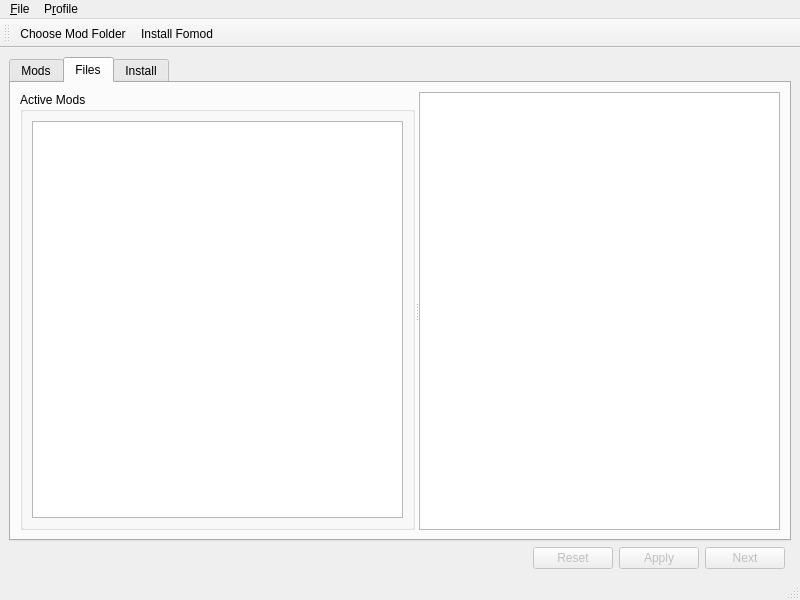
Above: skymodman/qt_interface/qt_manager.ui from Kf4btg/SkyModMan before the change. Below: the same form after it.
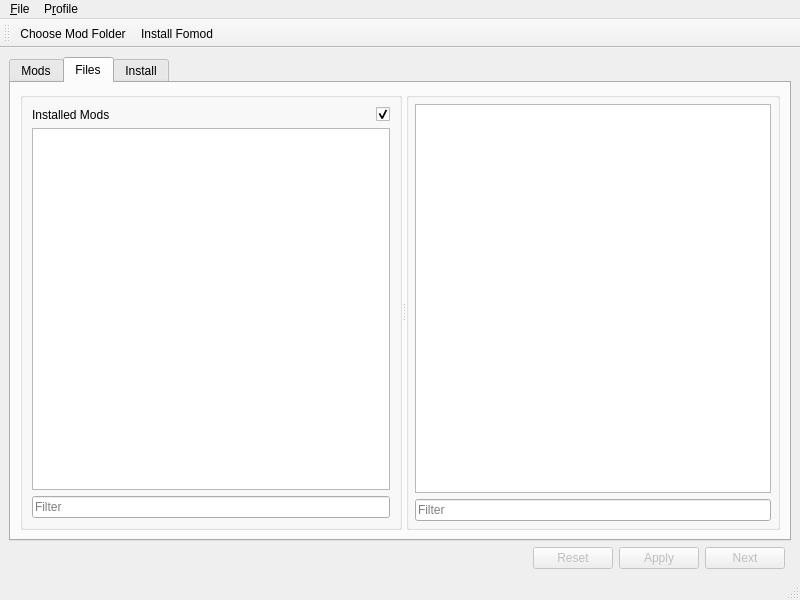
That is the form after the change. The open tabs and pages were chosen to show the change. Icons and pictures are not drawn.

The edit to the form file:
```diff
--- a/skymodman/qt_interface/qt_manager.ui
+++ b/skymodman/qt_interface/qt_manager.ui
@@ -257,11 +257,34 @@
              <height>0</height>
             </size>
            </property>
-           <property name="title">
-            <string>Active Mods</string>
+           <property name="flat">
+            <bool>true</bool>
            </property>
            <layout class="QGridLayout" name="gridLayout_4">
-            <item row="0" column="0">
+            <item row="1" column="1">
+             <widget class="QLabel" name="filetree_listlabel">
+              <property name="text">
+               <string>Installed Mods</string>
+              </property>
+             </widget>
+            </item>
+            <item row="1" column="2">
+             <widget class="QCheckBox" name="checkBox">
+              <property name="toolTip">
+               <string>Only Show Active Mods</string>
+              </property>
+              <property name="statusTip">
+               <string>Show or hide inactive mods in list</string>
+              </property>
+              <property name="layoutDirection">
+               <enum>Qt::RightToLeft</enum>
+              </property>
+              <property name="checked">
+               <bool>true</bool>
+              </property>
+             </widget>
+            </item>
+            <item row="3" column="1" colspan="2">
              <widget class="QListView" name="filetree_modlist">
               <property name="sizePolicy">
                <sizepolicy hsizetype="Minimum" vsizetype="Expanding">
@@ -269,14 +292,58 @@
                 <verstretch>0</verstretch>
                </sizepolicy>
               </property>
+              <property name="horizontalScrollBarPolicy">
+               <enum>Qt::ScrollBarAlwaysOff</enum>
+              </property>
               <property name="editTriggers">
                <set>QAbstractItemView::NoEditTriggers</set>
               </property>
              </widget>
             </item>
+            <item row="4" column="1" colspan="2">
+             <widget class="QLineEdit" name="filetree_modfilter">
+              <property name="placeholderText">
+               <string>Filter</string>
+              </property>
+              <property name="clearButtonEnabled">
+               <bool>true</bool>
+              </property>
+             </widget>
+            </item>
            </layout>
           </widget>
-          <widget class="QTreeView" name="filetree_fileviewer"/>
+          <widget class="QGroupBox" name="filetree_filebox">
+           <property name="flat">
+            <bool>true</bool>
+           </property>
+           <layout class="QVBoxLayout" name="fileviewer_box">
+            <property name="leftMargin">
+             <number>6</number>
+            </property>
+            <property name="topMargin">
+             <number>6</number>
+            </property>
+            <property name="rightMargin">
+             <number>6</number>
+            </property>
+            <property name="bottomMargin">
+             <number>6</number>
+            </property>
+            <item>
+             <widget class="QTreeView" name="filetree_fileviewer"/>
+            </item>
+            <item>
+             <widget class="QLineEdit" name="filetree_filefilter">
+              <property name="placeholderText">
+               <string>Filter</string>
+              </property>
+              <property name="clearButtonEnabled">
+               <bool>true</bool>
+              </property>
+             </widget>
+            </item>
+           </layout>
+          </widget>
          </widget>
         </item>
        </layout>
```
Left out of the diff: 160 changed lines with no effect on the pictures.
